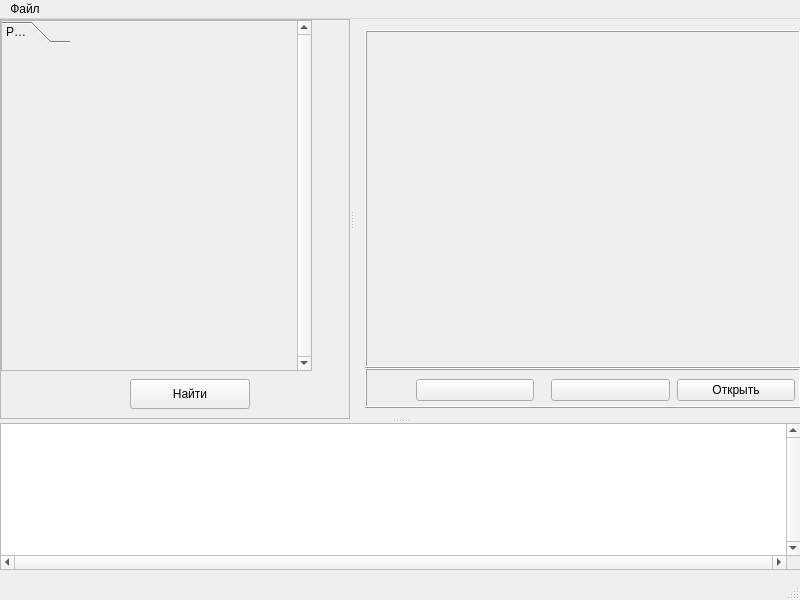
Before: the Qt Designer form mainwindow.ui in PopovEV/ArtixVideo, drawn with Qt 5.
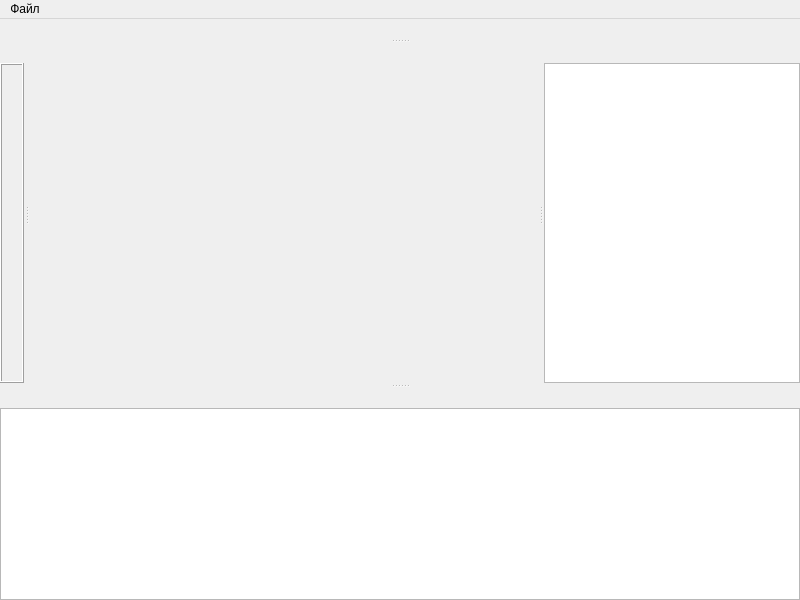
After: the same form once the commit is applied. Icons and pictures are not drawn.

Commit message: Новая ветка. Дизайн через DockWidgets

The edit to the form file:
```diff
--- a/mainwindow.ui
+++ b/mainwindow.ui
@@ -13,187 +13,106 @@
   <property name="windowTitle">
    <string>ArtixVideo</string>
   </property>
-  <widget class="QWidget" name="centralWidget">
-   <widget class="QSplitter" name="VerticalSplitter">
+  <widget class="QWidget" name="centralWidget"/>
+  <widget class="QMenuBar" name="menuBar">
     <property name="geometry">
      <rect>
       <x>0</x>
       <y>0</y>
-      <width>801</width>
-      <height>551</height>
-     </rect>
-    </property>
-    <property name="sizePolicy">
-     <sizepolicy hsizetype="Preferred" vsizetype="Expanding">
-      <horstretch>0</horstretch>
-      <verstretch>0</verstretch>
-     </sizepolicy>
+     <width>800</width>
+     <height>21</height>
+    </rect>
+   </property>
+   <widget class="QMenu" name="menu">
+    <property name="title">
+     <string>Файл</string>
     </property>
-    <property name="orientation">
-     <enum>Qt::Vertical</enum>
-    </property>
-    <widget class="QSplitter" name="HorisontalSplitter">
-     <property name="sizePolicy">
-      <sizepolicy hsizetype="Expanding" vsizetype="Minimum">
-       <horstretch>0</horstretch>
-       <verstretch>9</verstretch>
-      </sizepolicy>
-     </property>
-     <property name="orientation">
-      <enum>Qt::Horizontal</enum>
-     </property>
-     <widget class="QFrame" name="frameToolBox">
-      <property name="sizePolicy">
-       <sizepolicy hsizetype="Maximum" vsizetype="Expanding">
-        <horstretch>0</horstretch>
-        <verstretch>0</verstretch>
-       </sizepolicy>
-      </property>
-      <property name="minimumSize">
-       <size>
-        <width>0</width>
-        <height>400</height>
-       </size>
-      </property>
-      <property name="maximumSize">
-       <size>
-        <width>350</width>
-        <height>16777215</height>
-       </size>
-      </property>
-      <property name="baseSize">
-       <size>
-        <width>300</width>
-        <height>354</height>
-       </size>
-      </property>
-      <property name="frameShape">
-       <enum>QFrame::StyledPanel</enum>
-      </property>
-      <property name="frameShadow">
-       <enum>QFrame::Plain</enum>
-      </property>
-      <widget class="QPushButton" name="pushButton">
-       <property name="geometry">
-        <rect>
-         <x>130</x>
-         <y>360</y>
-         <width>120</width>
-         <height>30</height>
-        </rect>
-       </property>
-       <property name="sizePolicy">
-        <sizepolicy hsizetype="Fixed" vsizetype="Fixed">
-         <horstretch>2</horstretch>
-         <verstretch>0</verstretch>
-        </sizepolicy>
-       </property>
-       <property name="minimumSize">
-        <size>
-         <width>120</width>
-         <height>30</height>
-        </size>
-       </property>
-       <property name="text">
-        <string>Найти</string>
-       </property>
-       <property name="autoDefault">
-        <bool>false</bool>
-       </property>
-       <property name="flat">
-        <bool>false</bool>
-       </property>
-      </widget>
-      <widget class="QScrollArea" name="scrollArea">
-       <property name="geometry">
-        <rect>
-         <x>1</x>
-         <y>1</y>
-         <width>311</width>
-         <height>351</height>
-        </rect>
-       </property>
-       <property name="verticalScrollBarPolicy">
-        <enum>Qt::ScrollBarAlwaysOn</enum>
-       </property>
-       <property name="widgetResizable">
-        <bool>true</bool>
-       </property>
-       <widget class="QWidget" name="scrollAreaWidgetContents">
-        <property name="geometry">
-         <rect>
-          <x>0</x>
-          <y>0</y>
-          <width>292</width>
-          <height>349</height>
-         </rect>
-        </property>
-        <layout class="QFormLayout" name="formLayout">
-         <property name="horizontalSpacing">
-          <number>0</number>
-         </property>
-         <property name="verticalSpacing">
-          <number>0</number>
-         </property>
-         <property name="margin">
-          <number>0</number>
-         </property>
-         <item row="0" column="0">
-          <widget class="QToolBox" name="toolBox">
+    <addaction name="action"/>
+   </widget>
+   <addaction name="menu"/>
+  </widget>
+  <widget class="QDockWidget" name="dockWidgetQueries">
            <property name="sizePolicy">
             <sizepolicy hsizetype="Maximum" vsizetype="Maximum">
              <horstretch>0</horstretch>
              <verstretch>0</verstretch>
             </sizepolicy>
            </property>
-           <property name="currentIndex">
-            <number>0</number>
-           </property>
-           <widget class="QWidget" name="page">
-            <property name="geometry">
-             <rect>
-              <x>0</x>
-              <y>0</y>
-              <width>69</width>
-              <height>69</height>
-             </rect>
-            </property>
-            <attribute name="label">
-             <string>Page 1</string>
-            </attribute>
-           </widget>
+   <property name="features">
+    <set>QDockWidget::DockWidgetMovable</set>
+   </property>
+   <property name="allowedAreas">
+    <set>Qt::RightDockWidgetArea</set>
+   </property>
+   <attribute name="dockWidgetArea">
+    <number>1</number>
+   </attribute>
+   <widget class="QWidget" name="dockWidgetContentsQueries">
+    <layout class="QVBoxLayout" name="verticalLayout">
+     <property name="spacing">
+      <number>0</number>
+     </property>
+     <property name="margin">
+      <number>0</number>
+     </property>
+     <item>
+      <widget class="QFrame" name="frameQueries">
+       <property name="sizePolicy">
+        <sizepolicy hsizetype="Expanding" vsizetype="Expanding">
+         <horstretch>0</horstretch>
+         <verstretch>0</verstretch>
+        </sizepolicy>
+       </property>
+       <property name="frameShape">
+        <enum>QFrame::Box</enum>
+       </property>
+       <property name="frameShadow">
+        <enum>QFrame::Raised</enum>
+       </property>
           </widget>
          </item>
         </layout>
        </widget>
       </widget>
-     </widget>
-     <widget class="QWidget" name="layoutWidget">
-      <layout class="QVBoxLayout" name="VideoVerticalLayout" stretch="7,1">
+  <widget class="QDockWidget" name="dockWidgetVideo">
+   <property name="sizePolicy">
+    <sizepolicy hsizetype="MinimumExpanding" vsizetype="MinimumExpanding">
+     <horstretch>0</horstretch>
+     <verstretch>0</verstretch>
+    </sizepolicy>
+   </property>
+   <property name="features">
+    <set>QDockWidget::DockWidgetMovable</set>
+   </property>
+   <property name="allowedAreas">
+    <set>Qt::TopDockWidgetArea</set>
+   </property>
+   <attribute name="dockWidgetArea">
+    <number>4</number>
+   </attribute>
+   <widget class="QWidget" name="dockWidgetContentsVideo">
+    <property name="sizePolicy">
+     <sizepolicy hsizetype="Expanding" vsizetype="Expanding">
+      <horstretch>0</horstretch>
+      <verstretch>0</verstretch>
+     </sizepolicy>
+    </property>
+    <layout class="QVBoxLayout" name="verticalLayout_2">
        <property name="spacing">
         <number>0</number>
        </property>
-       <property name="rightMargin">
+     <property name="margin">
         <number>0</number>
        </property>
        <item>
-        <widget class="QFrame" name="VideoFrame1">
-         <property name="sizePolicy">
-          <sizepolicy hsizetype="Minimum" vsizetype="Preferred">
-           <horstretch>0</horstretch>
-           <verstretch>0</verstretch>
-          </sizepolicy>
-         </property>
+      <widget class="QFrame" name="frameVideo">
          <property name="frameShape">
           <enum>QFrame::Box</enum>
          </property>
          <property name="frameShadow">
           <enum>QFrame::Raised</enum>
          </property>
-        </widget>
-       </item>
-       <item>
-        <widget class="QFrame" name="NavigationFrame1">
+       <widget class="QFrame" name="NavigationFrame">
          <property name="enabled">
           <bool>true</bool>
          </property>
@@ -220,8 +139,8 @@
            <rect>
             <x>0</x>
             <y>0</y>
-            <width>441</width>
-            <height>41</height>
+           <width>501</width>
+           <height>40</height>
            </rect>
           </property>
           <layout class="QHBoxLayout" name="NavigationHorizontalLayout">
@@ -308,50 +227,72 @@
           </layout>
          </widget>
         </widget>
+      </widget>
        </item>
       </layout>
      </widget>
     </widget>
-    <widget class="QTableView" name="tableView">
+  <widget class="QDockWidget" name="dockWidgetPosition">
      <property name="sizePolicy">
-      <sizepolicy hsizetype="Fixed" vsizetype="Expanding">
+    <sizepolicy hsizetype="Maximum" vsizetype="Maximum">
        <horstretch>0</horstretch>
        <verstretch>0</verstretch>
       </sizepolicy>
      </property>
-     <property name="verticalScrollBarPolicy">
-      <enum>Qt::ScrollBarAlwaysOn</enum>
-     </property>
-     <property name="horizontalScrollBarPolicy">
-      <enum>Qt::ScrollBarAlwaysOn</enum>
-     </property>
-     <property name="selectionBehavior">
-      <enum>QAbstractItemView::SelectRows</enum>
-     </property>
-     <attribute name="verticalHeaderDefaultSectionSize">
-      <number>25</number>
-     </attribute>
-    </widget>
-   </widget>
-  </widget>
-  <widget class="QMenuBar" name="menuBar">
-   <property name="geometry">
-    <rect>
-     <x>0</x>
-     <y>0</y>
-     <width>800</width>
-     <height>21</height>
-    </rect>
+   <property name="features">
+    <set>QDockWidget::DockWidgetMovable</set>
+   </property>
+   <property name="allowedAreas">
+    <set>Qt::RightDockWidgetArea</set>
+   </property>
+   <attribute name="dockWidgetArea">
+    <number>2</number>
+   </attribute>
+   <widget class="QWidget" name="dockWidgetContentsPosition">
+    <layout class="QVBoxLayout" name="verticalLayout_4">
+     <property name="spacing">
+      <number>0</number>
+     </property>
+     <property name="margin">
+      <number>0</number>
+     </property>
+     <item>
+      <widget class="QTableView" name="tableViewPosition"/>
+     </item>
+    </layout>
+   </widget>
+  </widget>
+  <widget class="QDockWidget" name="dockWidgetResult">
+   <property name="sizePolicy">
+    <sizepolicy hsizetype="MinimumExpanding" vsizetype="MinimumExpanding">
+     <horstretch>0</horstretch>
+     <verstretch>0</verstretch>
+    </sizepolicy>
    </property>
-   <widget class="QMenu" name="menu">
-    <property name="title">
-     <string>Файл</string>
-    </property>
-    <addaction name="action"/>
+   <property name="features">
+    <set>QDockWidget::DockWidgetMovable</set>
+   </property>
+   <property name="allowedAreas">
+    <set>Qt::TopDockWidgetArea</set>
+   </property>
+   <attribute name="dockWidgetArea">
+    <number>8</number>
+   </attribute>
+   <widget class="QWidget" name="dockWidgetContentsResult">
+    <layout class="QVBoxLayout" name="verticalLayout_3">
+     <property name="spacing">
+      <number>0</number>
+     </property>
+     <property name="margin">
+      <number>0</number>
+     </property>
+     <item>
+      <widget class="QTableView" name="tableViewResult"/>
+     </item>
+    </layout>
    </widget>
    <addaction name="menu"/>
   </widget>
-  <widget class="QStatusBar" name="statusBar"/>
   <action name="action">
    <property name="text">
     <string>Открыть файл запросов</string>
```
Left out of the diff: 9 changed lines with no effect on the pictures. Lines whose indentation alone changed are shown as unchanged. The commit also changes 3 other files.
